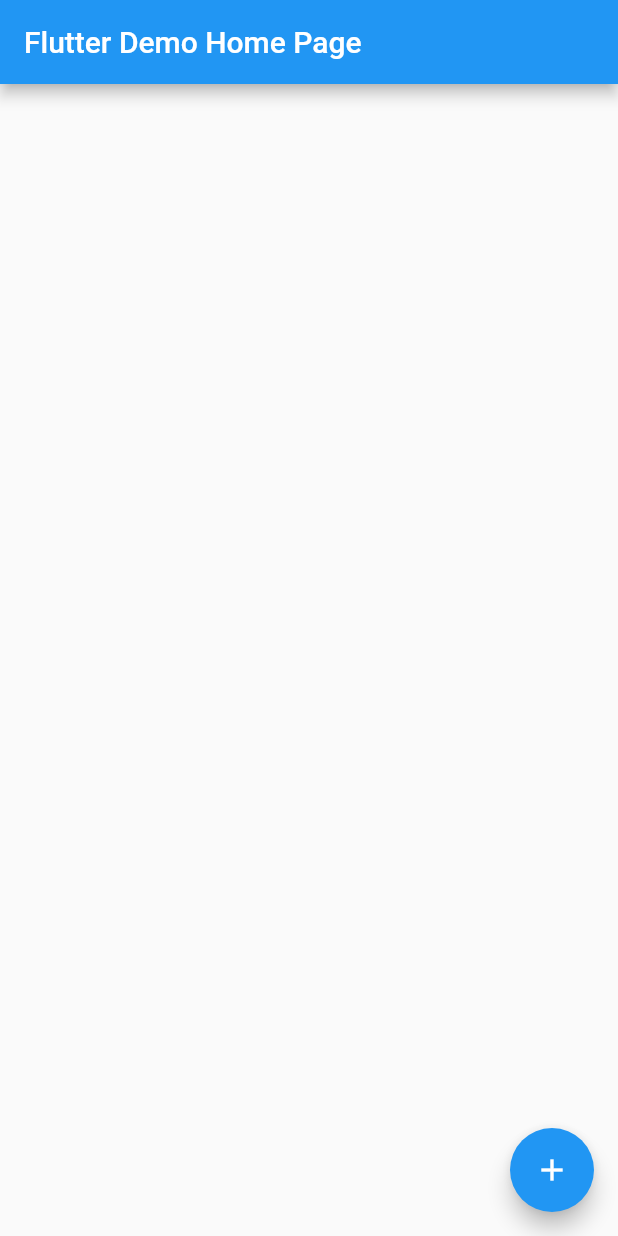
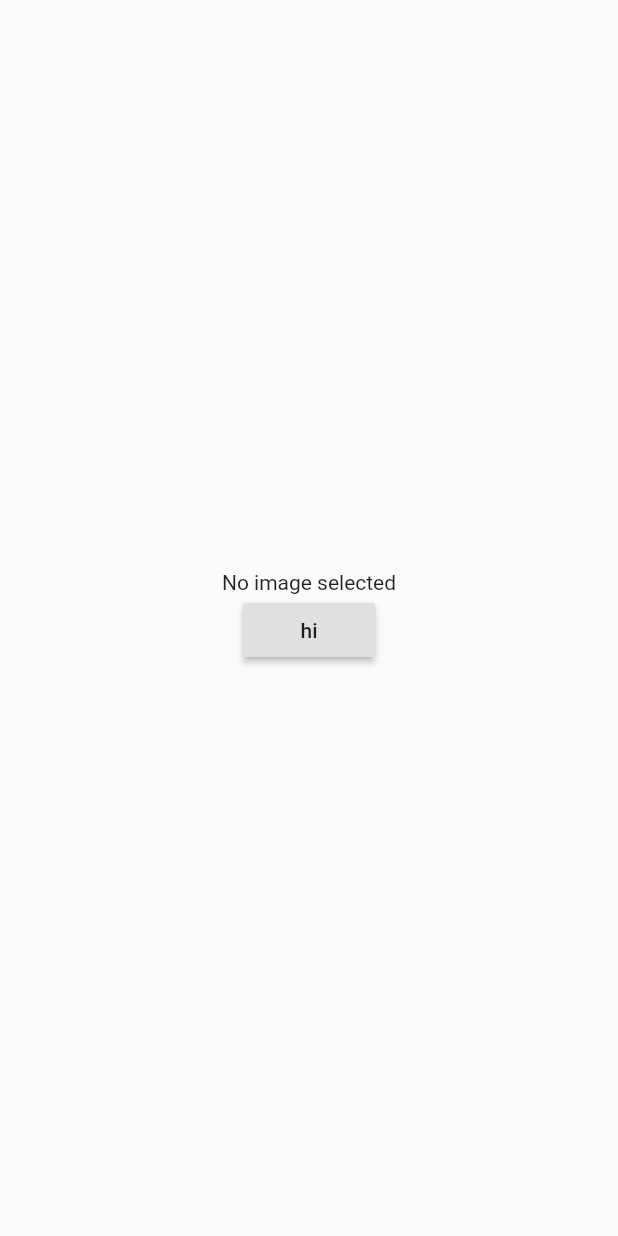
Before and after one commit to turlvo/stackoverflow, a Flutter app: the screen it shows after launch, on a phone screen of 412 x 824 dp. Run offline on Flutter 3.47's test engine with Material 2 defaults, Android fonts, the phone set to English and light mode, and no system bars; our stand-ins replace image_picker.

Commit message:
suggest 63786333

```diff
--- a/lib/main.dart
+++ b/lib/main.dart
@@ -1,4 +1,8 @@
+import 'dart:io';
 import 'package:flutter/material.dart';
+import 'package:image_picker/image_picker.dart';
+import 'package:path/path.dart';
+import 'package:path_provider/path_provider.dart';
 
 void main() {
   runApp(MyApp());
@@ -13,42 +17,63 @@ class MyApp extends StatelessWidget {
         primarySwatch: Colors.blue,
         visualDensity: VisualDensity.adaptivePlatformDensity,
       ),
-      home: MyHomePage(title: 'Flutter Demo Home Page'),
+      home: MyHomePage(),
     );
   }
 }
 
 class MyHomePage extends StatefulWidget {
-  MyHomePage({Key key, this.title}) : super(key: key);
-
-  final String title;
-
   @override
   _MyHomePageState createState() => _MyHomePageState();
 }
 
 class _MyHomePageState extends State<MyHomePage> {
-  @override
-  void initState() {
-    super.initState();
-  }
+  File _fileimage;
+
+  final _picker = ImagePicker();
 
   @override
   Widget build(BuildContext context) {
-    return Scaffold(
-      appBar: AppBar(
-        title: Text(widget.title),
-      ),
-      body: _buildBody(),
-      floatingActionButton: FloatingActionButton(
-        onPressed: () {},
-        tooltip: 'Increment',
-        child: Icon(Icons.add),
+    return MaterialApp(
+      home: Scaffold(
+        body: Center(
+          child: Column(
+            mainAxisAlignment: MainAxisAlignment.center,
+            crossAxisAlignment: CrossAxisAlignment.center,
+            children: <Widget>[
+              _fileimage != null
+                  ? Image.file(_fileimage)
+                  : Text('No image selected'),
+              RaisedButton(
+                onPressed: () async {
+                  _takePicture();
+                },
+                child: Text('hi'),
+              )
+            ],
+          ),
+        ),
       ),
     );
   }
 
-  Widget _buildBody() {
-    return Container();
+  void _takePicture() async {
+    final pickedImage = await _picker.getImage(source: ImageSource.gallery);
+
+    // if (pickedImage == null) {
+    //   return;
+    // }
+
+    File tmpFile = File(pickedImage.path);
+
+    final Directory directory = await getApplicationDocumentsDirectory();
+    final String path = directory.path;
+
+    final String fileName =
+        basename(pickedImage.path); // Filename without extension
+    final String fileExtension = extension(pickedImage.path); // e.g.
+
+    tmpFile = await tmpFile.copy('$path/$fileName$fileExtension');
+    setState(() => _fileimage = tmpFile);
   }
 }
--- a/pubspec.yaml
+++ b/pubspec.yaml
@@ -23,6 +23,8 @@ environment:
 dependencies:
   flutter:
     sdk: flutter
+  image_picker: ^0.6.7
+  path_provider: ^1.6.14
 
 
   # The following adds the Cupertino Icons font to your application.
```
Also changed, not shown: pubspec.lock, 6 other files.
